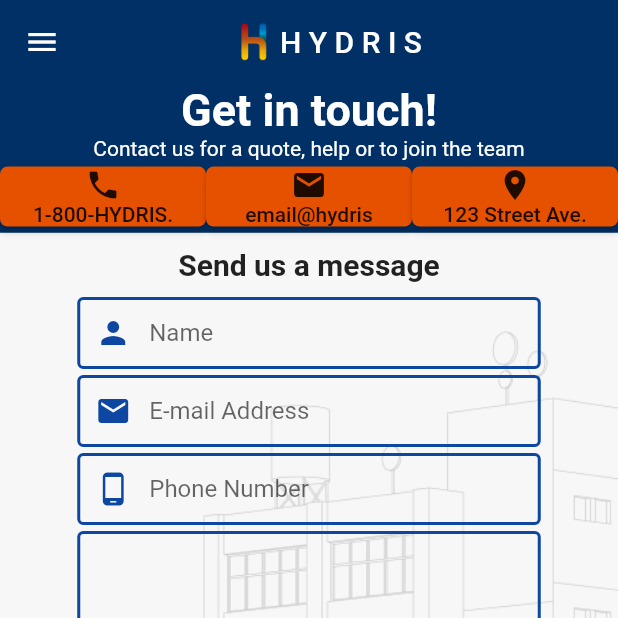
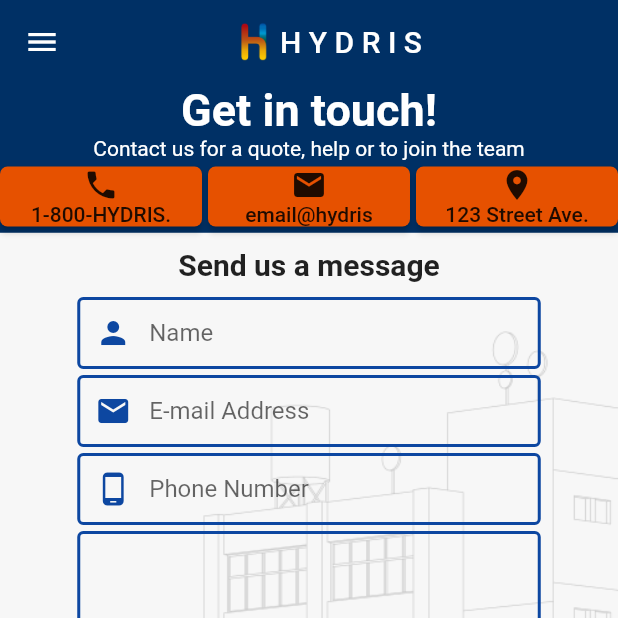
Before and after one commit to JosephLattisaw/hydris, a Flutter app: the screen it shows after launch, on a phone screen of 412 x 824 dp, the top half of it. Run offline on Flutter 3.47's test engine with Material 2 defaults, Android fonts, the phone set to English and light mode, and no system bars.

Commit message:
spaced out buttons at the top

```diff
--- a/hydris/lib/contact_screen.dart
+++ b/hydris/lib/contact_screen.dart
@@ -78,6 +78,9 @@ class _ContactScreenState extends State<ContactScreen> {
                                   ),
                                 ),
                               ),
+                              SizedBox(
+                                width: 4,
+                              ),
                               Expanded(
                                 child: RaisedButton(
                                   color: Colors.orange[900],
@@ -91,6 +94,9 @@ class _ContactScreenState extends State<ContactScreen> {
                                     ],
                                   ),
                                 ),
+                              ),
+                              SizedBox(
+                                width: 4,
                               ),
                               Expanded(
                                 child: RaisedButton(
```
